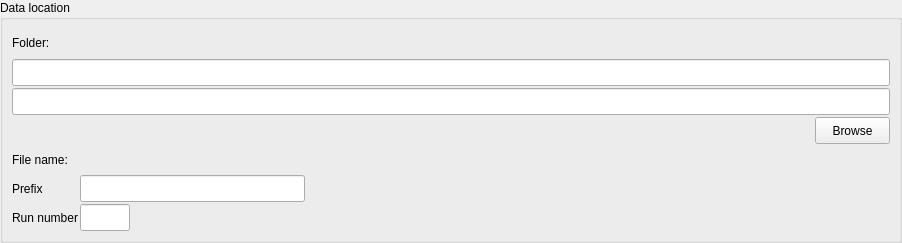
mxcube/mxcubeqt, file BlissFramework/Bricks/widgets/ui_files/Qt4_data_path_widget_vertical_layout.ui: the form before one commit.
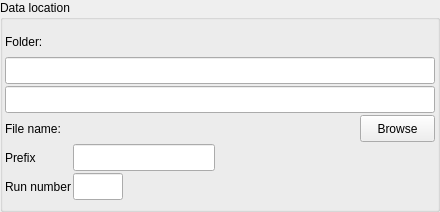
The form after the commit.

What changed in the file:
```diff
--- a/BlissFramework/Bricks/widgets/ui_files/Qt4_data_path_widget_vertical_layout.ui
+++ b/BlissFramework/Bricks/widgets/ui_files/Qt4_data_path_widget_vertical_layout.ui
@@ -6,8 +6,8 @@
    <rect>
     <x>0</x>
     <y>0</y>
-    <width>902</width>
-    <height>243</height>
+    <width>440</width>
+    <height>212</height>
    </rect>
   </property>
   <property name="windowTitle">
@@ -29,14 +29,42 @@
       <property name="spacing">
        <number>2</number>
       </property>
+      <property name="margin">
+       <number>2</number>
+      </property>
       <item>
-       <layout class="QHBoxLayout" name="horizontalLayout">
-        <item>
+       <layout class="QGridLayout" name="gridLayout_2">
+        <property name="margin">
+         <number>0</number>
+        </property>
+        <property name="spacing">
+         <number>2</number>
+        </property>
+        <item row="4" column="2">
+         <spacer name="horizontalSpacer_4">
+          <property name="orientation">
+           <enum>Qt::Horizontal</enum>
+          </property>
+          <property name="sizeHint" stdset="0">
+           <size>
+            <width>40</width>
+            <height>20</height>
+           </size>
+          </property>
+         </spacer>
+        </item>
+        <item row="0" column="0">
          <widget class="QLabel" name="folder_label">
+          <property name="minimumSize">
+           <size>
+            <width>0</width>
+            <height>27</height>
+           </size>
+          </property>
           <property name="maximumSize">
            <size>
             <width>32767</width>
-            <height>32767</height>
+            <height>27</height>
            </size>
           </property>
           <property name="toolTip">
@@ -50,22 +78,26 @@
           </property>
          </widget>
         </item>
-        <item>
-         <spacer name="horizontalSpacer">
-          <property name="orientation">
-           <enum>Qt::Horizontal</enum>
+        <item row="2" column="0" colspan="4">
+         <widget class="QLineEdit" name="folder_ledit">
+          <property name="minimumSize">
+           <size>
+            <width>0</width>
+            <height>27</height>
+           </size>
           </property>
-          <property name="sizeHint" stdset="0">
+          <property name="maximumSize">
            <size>
-            <width>40</width>
-            <height>20</height>
+            <width>32767</width>
+            <height>27</height>
            </size>
           </property>
-         </spacer>
+          <property name="text">
+           <string/>
+          </property>
+         </widget>
         </item>
-       </layout>
-      </item>
-      <item>
+        <item row="1" column="0" colspan="4">
        <widget class="QLineEdit" name="base_path_ledit">
         <property name="minimumSize">
          <size>
@@ -87,8 +119,8 @@
         </property>
        </widget>
       </item>
-      <item>
-       <widget class="QLineEdit" name="folder_ledit">
+        <item row="5" column="0">
+         <widget class="QLabel" name="prefix_label">
         <property name="minimumSize">
          <size>
           <width>0</width>
@@ -97,31 +129,19 @@
         </property>
         <property name="maximumSize">
          <size>
-          <width>32767</width>
+            <width>16777215</width>
           <height>27</height>
          </size>
         </property>
         <property name="text">
-         <string/>
+           <string>Prefix</string>
+          </property>
+          <property name="wordWrap">
+           <bool>false</bool>
         </property>
        </widget>
       </item>
-      <item>
-       <layout class="QHBoxLayout" name="horizontalLayout_2">
-        <item>
-         <spacer name="horizontalSpacer_2">
-          <property name="orientation">
-           <enum>Qt::Horizontal</enum>
-          </property>
-          <property name="sizeHint" stdset="0">
-           <size>
-            <width>40</width>
-            <height>20</height>
-           </size>
-          </property>
-         </spacer>
-        </item>
-        <item>
+        <item row="4" column="3">
          <widget class="QPushButton" name="browse_button">
           <property name="minimumSize">
            <size>
@@ -140,57 +160,7 @@
           </property>
          </widget>
         </item>
-       </layout>
-      </item>
-      <item>
-       <layout class="QHBoxLayout" name="horizontalLayout_3">
-        <item>
-         <layout class="QVBoxLayout" name="verticalLayout">
-          <item>
-           <widget class="QLabel" name="file_name_label">
-            <property name="minimumSize">
-             <size>
-              <width>0</width>
-              <height>27</height>
-             </size>
-            </property>
-            <property name="maximumSize">
-             <size>
-              <width>32767</width>
-              <height>27</height>
-             </size>
-            </property>
-            <property name="text">
-             <string>File name:</string>
-            </property>
-            <property name="wordWrap">
-             <bool>false</bool>
-            </property>
-           </widget>
-          </item>
-          <item>
-           <widget class="QLabel" name="prefix_label">
-            <property name="minimumSize">
-             <size>
-              <width>0</width>
-              <height>27</height>
-             </size>
-            </property>
-            <property name="maximumSize">
-             <size>
-              <width>16777215</width>
-              <height>27</height>
-             </size>
-            </property>
-            <property name="text">
-             <string>Prefix</string>
-            </property>
-            <property name="wordWrap">
-             <bool>false</bool>
-            </property>
-           </widget>
-          </item>
-          <item>
+        <item row="6" column="0">
            <widget class="QLabel" name="run_number_label">
             <property name="minimumSize">
              <size>
@@ -212,30 +182,36 @@
             </property>
            </widget>
           </item>
-         </layout>
+        <item row="4" column="0">
+         <widget class="QLabel" name="file_name_label">
+          <property name="minimumSize">
+           <size>
+            <width>0</width>
+            <height>27</height>
+           </size>
+          </property>
+          <property name="maximumSize">
+           <size>
+            <width>32767</width>
+            <height>27</height>
+           </size>
+          </property>
+          <property name="text">
+           <string>File name:</string>
+          </property>
+          <property name="wordWrap">
+           <bool>false</bool>
+          </property>
+         </widget>
         </item>
-        <item>
-         <layout class="QVBoxLayout" name="verticalLayout_2">
-          <item>
+        <item row="4" column="1">
            <widget class="QLabel" name="file_name_value_label">
-            <property name="minimumSize">
-             <size>
-              <width>0</width>
-              <height>27</height>
-             </size>
-            </property>
-            <property name="maximumSize">
-             <size>
-              <width>16777215</width>
-              <height>27</height>
-             </size>
-            </property>
             <property name="text">
              <string/>
             </property>
            </widget>
           </item>
-          <item>
+        <item row="5" column="1">
            <widget class="QLineEdit" name="prefix_ledit">
             <property name="minimumSize">
              <size>
@@ -251,7 +227,7 @@
             </property>
            </widget>
           </item>
-          <item>
+        <item row="6" column="1">
            <widget class="QLineEdit" name="run_number_ledit">
             <property name="minimumSize">
              <size>
@@ -269,21 +245,6 @@
              <bool>true</bool>
             </property>
            </widget>
-          </item>
-         </layout>
-        </item>
-        <item>
-         <spacer name="horizontalSpacer_3">
-          <property name="orientation">
-           <enum>Qt::Horizontal</enum>
-          </property>
-          <property name="sizeHint" stdset="0">
-           <size>
-            <width>40</width>
-            <height>20</height>
-           </size>
-          </property>
-         </spacer>
         </item>
        </layout>
       </item>
```
Lines whose indentation alone changed are shown as unchanged.
